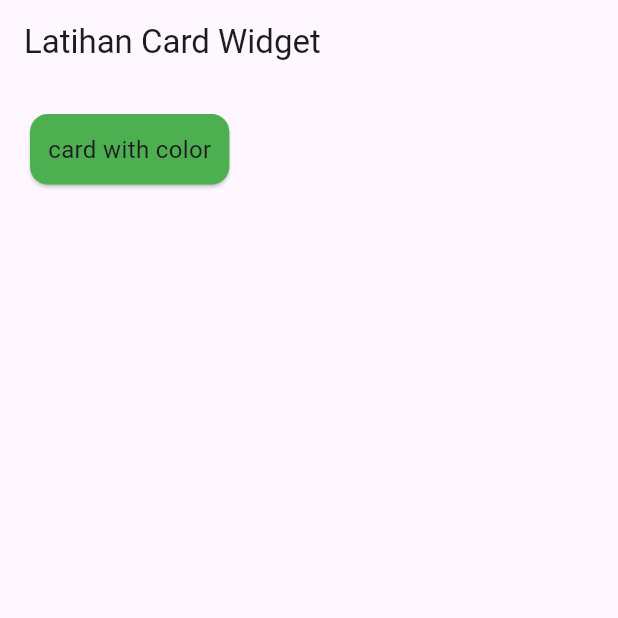
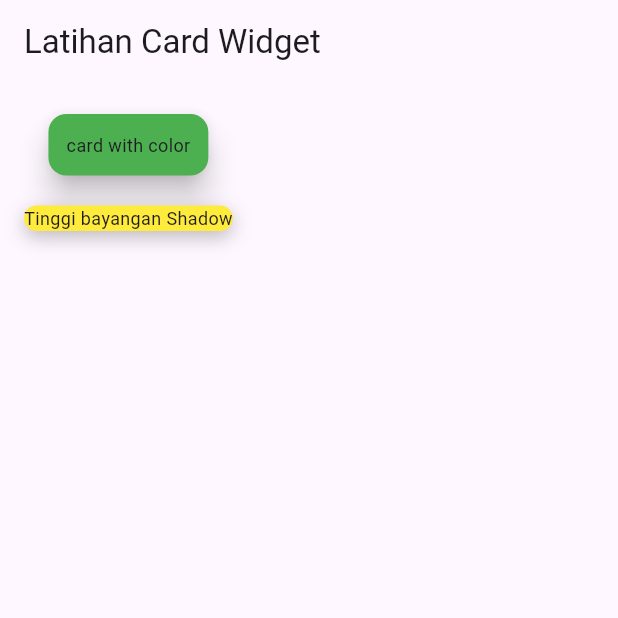
Before and after one commit to adityaaji03/tugas_week_8_1123150023, a Flutter app: the screen it shows after launch, on a phone screen of 412 x 824 dp, the top half of it. Run offline on Flutter 3.47's test engine with Material 3 defaults, Android fonts, the phone set to English and light mode, and no system bars.

Commit message:
membuat box shadow dengan container

```diff
--- a/lib/pages/page_card_01.dart
+++ b/lib/pages/page_card_01.dart
@@ -12,13 +12,32 @@
         child: Column(
           children: [
             Card(
+              elevation: 8,
               color: Colors.green,
               child: Padding(
                 padding: EdgeInsets.all(12),
-                child: Text("card with color", style: TextStyle(fontSize: 16)),
+                child: Text("card with color", style: TextStyle(fontSize: 12.0)),
               ),
             ),
             SizedBox(height: 16),
+
+            Container(
+              decoration: BoxDecoration(
+                color: Colors.yellow,
+                borderRadius: BorderRadius.circular(16),
+                boxShadow: [
+                  BoxShadow(
+                    color: Colors.black26,
+                    blurRadius: 10,
+                    offset: Offset(0, 4),
+                  ),
+                ],
+              ),
+              child: Text(
+                "Tinggi bayangan Shadow",
+                style: TextStyle(fontSize: 12.0),
+              ),
+            )
           ],
         ),
       ),
```
